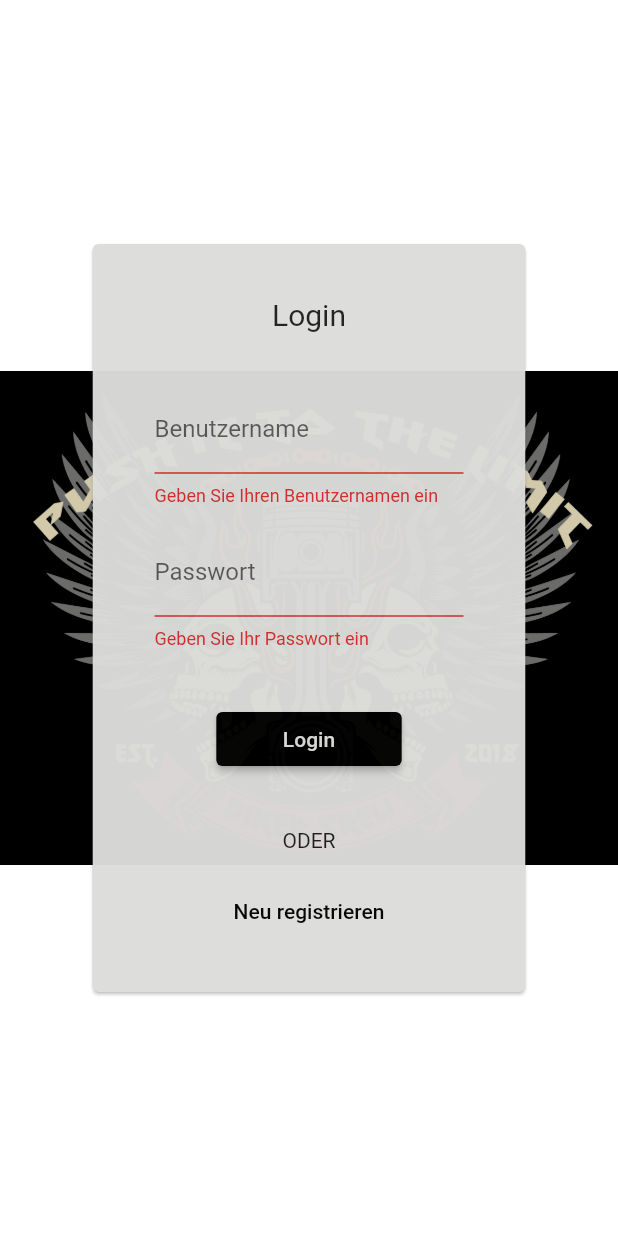
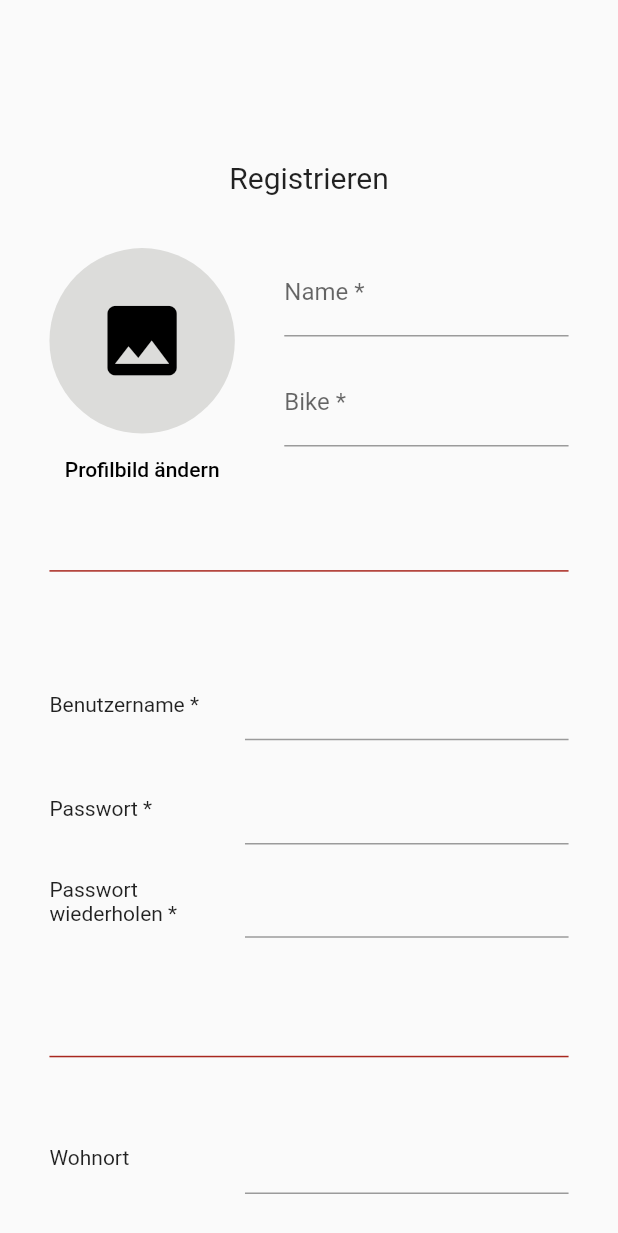
Before and after one commit to pythonite42/Push_It_To_The_Limit, a Flutter app: the screen it shows after launch, after a tap on "Login", after a tap on "Neu registrieren", on a phone screen of 412 x 824 dp. Shown: the top 1233 px of the screen. Run offline on Flutter 3.47's test engine with Material 2 defaults, Android fonts, the phone set to English and light mode, and no system bars; our stand-ins replace image_picker, shared_preferences.

Commit message:
register

```diff
--- a/lib/global/drawer.dart
+++ b/lib/global/drawer.dart
@@ -37,6 +37,7 @@ class MyDrawer extends StatelessWidget {
                           SharedPreferences prefs =
                               await SharedPreferences.getInstance();
                           prefs.setBool('isLoggedIn', false);
+                          prefs.setString('username', "");
                           Navigator.pushNamed(context, '/login');
                         },
                         child: Text(
--- a/lib/login.dart
+++ b/lib/login.dart
@@ -25,7 +25,11 @@ class _LoginState extends State<Login> {
       )),
       Scaffold(
           backgroundColor: Colors.transparent,
-          body: Center(
+          body: GestureDetector(
+            onTap: () {
+              FocusScope.of(context).requestFocus(new FocusNode());
+            },
+            child: Center(
                 child: Opacity(
                     opacity: 0.97,
                     child: Card(
@@ -50,7 +54,7 @@ class _LoginState extends State<Login> {
                               ),
                               validator: (value) {
                                 if (value == null || value.isEmpty) {
-                              return 'Geben Sie Ihren Benutzernamen ein';
+                                  return 'Gib deinen Benutzernamen ein';
                                 }
                                 return null;
                               },
@@ -67,7 +71,7 @@ class _LoginState extends State<Login> {
                               ),
                               validator: (value) {
                                 if (value == null || value.isEmpty) {
-                              return 'Geben Sie Ihr Passwort ein';
+                                  return 'Gib dein Passwort ein';
                                 }
                                 return null;
                               },
@@ -79,17 +83,16 @@ class _LoginState extends State<Login> {
                             ),
                             SpaceH(),
                             ConstrainedBox(
-                          constraints:
-                              BoxConstraints(minWidth: MySize(context).w * 0.3),
+                              constraints: BoxConstraints(
+                                  minWidth: MySize(context).w * 0.3),
                               child: ElevatedButton(
                                   onPressed: () async {
                                     if (formKey.currentState!.validate()) {
                                       formKey.currentState?.save();
-                                  log("username: $username");
-                                  log("passwort: $password");
                                       SharedPreferences prefs =
                                           await SharedPreferences.getInstance();
                                       prefs.setBool('isLoggedIn', true);
+                                      prefs.setString('username', username);
                                       Navigator.pushNamed(context, '/home');
                                     }
                                   },
@@ -105,7 +108,8 @@ class _LoginState extends State<Login> {
                             TextButton(
                                 style: TextButton.styleFrom(
                                   padding: EdgeInsets.zero,
-                              tapTargetSize: MaterialTapTargetSize.shrinkWrap,
+                                  tapTargetSize:
+                                      MaterialTapTargetSize.shrinkWrap,
                                 ),
                                 onPressed: () {
                                   Navigator.pushNamed(context, '/register');
@@ -114,7 +118,7 @@ class _LoginState extends State<Login> {
                           ],
                         ),
                       ),
-                ))),
+                    )))),
           ))
     ]);
   }
--- a/lib/main.dart
+++ b/lib/main.dart
@@ -3,6 +3,7 @@ import 'package:pushit/colors.dart';
 import 'package:pushit/dm.dart';
 import 'package:pushit/login.dart';
 import 'package:pushit/main_layout.dart';
+import 'package:pushit/register.dart';
 import 'package:shared_preferences/shared_preferences.dart';
 
 void main() async {
@@ -37,6 +38,7 @@ class MyApp extends StatelessWidget {
         '/dm': (context) => DM(),
         '/home': (context) => HomePage(),
         '/login': (context) => Login(),
+        '/register': (context) => Register(),
       },
     );
   }
--- /dev/null
+++ b/lib/register.dart
@@ -0,0 +1,433 @@
+import 'dart:developer';
+import 'dart:typed_data';
+import 'package:flutter/material.dart';
+import 'package:flutter/services.dart';
+import 'package:image_picker/image_picker.dart';
+import 'package:pushit/colors.dart';
+import 'package:pushit/global/global_widgets.dart';
+import 'package:shared_preferences/shared_preferences.dart';
+import 'dart:io';
+//import 'package:image/image.dart' as img;
+
+class Register extends StatefulWidget {
+  const Register({Key? key}) : super(key: key);
+
+  @override
+  State<Register> createState() => _RegisterState();
+}
+
+class _RegisterState extends State<Register> {
+  final formKey = GlobalKey<FormState>();
+  String name = "";
+  String bike = "";
+  Uint8List image = Uint8List(0);
+  String username = "";
+  String password = "";
+  String wohnort = "";
+  DateTime geburtsjahr = DateTime(1900);
+  String fahrstil = "Keine Angabe";
+  String beschreibung = "";
+  String geschlecht = "Keine Angabe";
+  String insta = "";
+  bool showNoPicSelected = false;
+
+  @override
+  Widget build(BuildContext context) {
+    return Scaffold(
+        body: GestureDetector(
+            onTap: () {
+              FocusScope.of(context).requestFocus(new FocusNode());
+            },
+            child: Container(
+                padding: EdgeInsets.only(
+                    left: MySize(context).w * 0.08,
+                    right: MySize(context).w * 0.08,
+                    top: MySize(context).h * 0.1,
+                    bottom: MySize(context).h * 0.02),
+                child: SingleChildScrollView(
+                  child: Form(
+                    key: formKey,
+                    child: Column(
+                      crossAxisAlignment: CrossAxisAlignment.center,
+                      children: [
+                        SpaceH(),
+                        Text(
+                          "Registrieren",
+                          style: TextStyle(fontSize: 20),
+                        ),
+                        SpaceH(),
+                        Row(
+                          crossAxisAlignment: CrossAxisAlignment.start,
+                          children: [
+                            Column(children: [
+                              (image.isNotEmpty)
+                                  ? CircleAvatar(
+                                      radius: MySize(context).w * 0.15,
+                                      backgroundImage:
+                                          MemoryImage(image), //here
+                                    )
+                                  : CircleAvatar(
+                                      backgroundColor: lightGrey,
+                                      radius: MySize(context).w * 0.15,
+                                      child: Icon(
+                                        Icons.photo,
+                                        size: MySize(context).w * 0.15,
+                                        color: black,
+                                      ),
+                                    ),
+                              TextButton(
+                                  onPressed: () async {
+                                    final ImagePicker _picker = ImagePicker();
+
+                                    final XFile? pic = await _picker.pickImage(
+                                        source: ImageSource.gallery);
+                                    final path = pic?.path;
+                                    if (path == null) {
+                                      return;
+                                    }
+                                    File file = File(path);
+                                    Uint8List bytes = file.readAsBytesSync();
+                                    setState(() {
+                                      showNoPicSelected = false;
+                                      image = bytes;
+                                    });
+                                  },
+                                  child: Text("Profilbild ändern"))
+                            ]),
+                            SpaceW(0.08),
+                            Expanded(
+                                child: Column(children: [
+                              TextFormField(
+                                decoration: const InputDecoration(
+                                  labelText: 'Name *',
+                                ),
+                                validator: (value) {
+                                  if (value == null || value.isEmpty) {
+                                    return 'z.B. Kevin';
+                                  }
+                                  return null;
+                                },
+                                onSaved: (String? value) {
+                                  setState(() {
+                                    name = value ?? "";
+                                  });
+                                },
+                              ),
+                              SpaceH(0.02),
+                              TextFormField(
+                                decoration: const InputDecoration(
+                                  labelText: 'Bike *',
+                                ),
+                                validator: (value) {
+                                  if (value == null || value.isEmpty) {
+                                    return 'z.B. Kawasaki Z900';
+                                  }
+                                  return null;
+                                },
+                                onSaved: (String? value) {
+                                  setState(() {
+                                    bike = value ?? "";
+                                  });
+                                },
+                              )
+                            ]))
+                          ],
+                        ),
+                        if (showNoPicSelected)
+                          Column(
+                              crossAxisAlignment: CrossAxisAlignment.start,
+                              children: [
+                                SpaceH(),
+                                Text(
+                                  "Bitte wähle ein Profilbild aus",
+                                  textAlign: TextAlign.left,
+                                  style: TextStyle(
+                                      color: Theme.of(context)
+                                          .colorScheme
+                                          .secondary),
+                                ),
+                              ]),
+                        SpaceH(),
+                        Divider(
+                          thickness: 1,
+                          color: red,
+                        ),
+                        SpaceH(),
+                        Column(children: [
+                          SpaceH(0.03),
+                          RegisterRow(
+                            label: "Benutzername *",
+                            validator: (value) {
+                              if (value == null || value.isEmpty) {
+                                return 'Gib deinen Benutzernamen ein';
+                              }
+                              return null;
+                            },
+                            onSaved: (String? value) {
+                              setState(() {
+                                username = value ?? "";
+                              });
+                            },
+                          ),
+                          SpaceH(0.03),
+                          RegisterRow(
+                            label: "Passwort *",
+                            validator: (value) {
+                              if (value == null || value.isEmpty) {
+                                return 'Gib dein Passwort ein';
+                              }
+                              setState(() {
+                                password = value;
+                              });
+                              return null;
+                            },
+                            onSaved: (String? value) {
+                              setState(() {
+                                password = value ?? "";
+                              });
+                            },
+                          ),
+                          SpaceH(0.02),
+                          RegisterRow(
+                            label: 'Passwort wiederholen *',
+                            validator: (value) {
+                              if (value == null || value.isEmpty) {
+                                return 'Gib dein Passwort erneut ein';
+                              }
+
+                              if (value != password) {
+                                return 'Die Passwörter stimmen nicht überein';
+                              }
+                              return null;
+                            },
+                            onSaved: (String? value) {},
+                          ),
+                          SpaceH(0.1),
+                          Divider(
+                            thickness: 1,
+                            color: red,
+                          ),
+                          SpaceH(),
+                          RegisterRow(
+                            label: "Wohnort",
+                            onSaved: (String? value) {
+                              setState(() {
+                                wohnort = value ?? "";
+                              });
+                            },
+                          ),
+                          SpaceH(0.03),
+                          Row(
+                            mainAxisAlignment: MainAxisAlignment.spaceBetween,
+                            children: [
+                              Flexible(flex: 1, child: Text("Geburtsjahr")),
+                              Flexible(
+                                flex: 2,
+                                child: Padding(
+                                    padding: EdgeInsets.only(left: 15),
+                                    child: TextFormField(
+                                      keyboardType: TextInputType.number,
+                                      inputFormatters: [
+                                        FilteringTextInputFormatter.digitsOnly
+                                      ],
+                                      validator: (value) {
+                                        if (value == null || value.isEmpty) {
+                                          return null;
+                                        }
+                                        var valInt = int.parse(value);
+                                        if (valInt > DateTime.now().year ||
+                                            valInt < 1970) {
+                                          return "$value ist kein gültiges Geburtsdatum";
+                                        }
+                                      },
+                                      onSaved: (String? value) {
+                                        setState(() {
+                                          wohnort = value ?? "";
+                                        });
+                                      },
+                                    )),
+                              )
+                            ],
+                          ),
+                          SpaceH(0.03),
+                          Row(
+                            mainAxisAlignment: MainAxisAlignment.spaceBetween,
+                            children: [
+                              Flexible(flex: 1, child: Text("Fahrstil")),
+                              Flexible(
+                                  flex: 2,
+                                  child: Padding(
+                                      padding: EdgeInsets.only(left: 15),
+                                      child: DropdownButtonFormField(
+                                        value: fahrstil,
+                                        icon: const Icon(Icons.expand_more),
+                                        onChanged: (String? newValue) {
+                                          setState(() {
+                                            fahrstil = newValue!;
+                                          });
+                                        },
+                                        items: <String>[
+                                          "Keine Angabe",
+                                          "Rasant",
+                                          "Gemütlich",
+                                          "Anpassungsfähig"
+                                        ].map<DropdownMenuItem<String>>(
+                                            (String value) {
+                                          return DropdownMenuItem<String>(
+                                            value: value,
+                                            child: (value == "Keine Angabe")
+                                                ? Text(value,
+                                                    style: TextStyle(
+                                                        fontStyle:
+                                                            FontStyle.italic,
+                                                        color: grey))
+                                                : Text(value),
+                                          );
+                                        }).toList(),
+                                      )))
+                            ],
+                          ),
+                          SpaceH(0.03),
+                          Row(
+                            mainAxisAlignment: MainAxisAlignment.spaceBetween,
+                            //crossAxisAlignment: CrossAxisAlignment.start,
+                            children: [
+                              Flexible(flex: 1, child: Text("Beschreibung")),
+                              Flexible(
+                                flex: 2,
+                                child: Padding(
+                                    padding: EdgeInsets.only(left: 15),
+                                    child: TextFormField(
+                                      maxLines: 6,
+                                      decoration: InputDecoration(
+                                        labelText: "Schreibe etwas über dich",
+                                      ),
+                                      onSaved: (String? newValue) {
+                                        setState(() {
+                                          beschreibung = newValue!;
+                                        });
+                                      },
+                                    )),
+                              )
+                            ],
+                          ),
+                          SpaceH(0.03),
+                          Row(
+                            mainAxisAlignment: MainAxisAlignment.spaceBetween,
+                            children: [
+                              Flexible(flex: 1, child: Text("Geschlecht")),
+                              Flexible(
+                                  flex: 2,
+                                  child: Padding(
+                                      padding: EdgeInsets.only(left: 15),
+                                      child: DropdownButtonFormField(
+                                        value: geschlecht,
+                                        icon: const Icon(Icons.expand_more),
+                                        onChanged: (String? newValue) {
+                                          setState(() {
+                                            geschlecht = newValue!;
+                                          });
+                                        },
+                                        items: <String>[
+                                          "Keine Angabe",
+                                          "Weiblich",
+                                          "Männlich",
+                                          "Divers"
+                                        ].map<DropdownMenuItem<String>>(
+                                            (String value) {
+                                          return DropdownMenuItem<String>(
+                                            value: value,
+                                            child: (value == "Keine Angabe")
+                                                ? Text(value,
+                                                    style: TextStyle(
+                                                        fontStyle:
+                                                            FontStyle.italic,
+                                                        color: grey))
+                                                : Text(value),
+                                          );
+                                        }).toList(),
+                                      )))
+                            ],
+                          ),
+                          SpaceH(0.03),
+                          Row(
+                            mainAxisAlignment: MainAxisAlignment.spaceBetween,
+                            children: [
+                              Flexible(flex: 1, child: Text("Instagram")),
+                              Flexible(
+                                flex: 2,
+                                child: Padding(
+                                    padding: EdgeInsets.only(left: 15),
+                                    child: Row(children: [
+                                      Text("@ "),
+                                      Expanded(child: TextFormField(
+                                        onSaved: (String? newValue) {
+                                          setState(() {
+                                            insta = newValue!;
+                                          });
+                                        },
+                                      ))
+                                    ])),
+                              )
+                            ],
+                          ),
+                          SpaceH(),
+                          ConstrainedBox(
+                            constraints: BoxConstraints(
+                                minWidth: MySize(context).w * 0.3),
+                            child: ElevatedButton(
+                                onPressed: () async {
+                                  if (image.isEmpty) {
+                                    formKey.currentState!.validate();
+                                    setState(() {
+                                      showNoPicSelected = true;
+                                    });
+                                  } else {
+                                    if (formKey.currentState!.validate()) {
+                                      formKey.currentState?.save();
+                                      SharedPreferences prefs =
+                                          await SharedPreferences.getInstance();
+                                      prefs.setBool('isLoggedIn', true);
+                                      prefs.setString('username', username);
+                                      Navigator.pushNamed(context, '/home');
+                                    }
+                                  }
+                                },
+                                child: Text(
+                                  "Registrieren",
+                                  style: TextStyle(
+                                      color: Theme.of(context).cardColor),
+                                )),
+                          ),
+                          SpaceH()
+                        ])
+                      ],
+                    ),
+                  ),
+                ))));
+  }
+}
+
+class RegisterRow extends StatelessWidget {
+  const RegisterRow(
+      {Key? key, required this.label, this.validator, required this.onSaved})
+      : super(key: key);
+  final String label;
+  final FormFieldValidator<String>? validator;
+  final void Function(String?) onSaved;
+  @override
+  Widget build(BuildContext context) {
+    return Row(
+      mainAxisAlignment: MainAxisAlignment.spaceBetween,
+      children: [
+        Flexible(flex: 1, child: Text(label)),
+        Flexible(
+          flex: 2,
+          child: Padding(
+              padding: EdgeInsets.only(left: 15),
+              child: TextFormField(validator: validator, onSaved: onSaved)),
+        )
+      ],
+    );
+  }
+}
--- a/pubspec.yaml
+++ b/pubspec.yaml
@@ -35,6 +35,7 @@ dependencies:
   # Use with the CupertinoIcons class for iOS style icons.
   cupertino_icons: ^1.0.2
   shared_preferences: ^2.0.15
+  image_picker: ^0.8.5
 
 dev_dependencies:
   flutter_test:
```
Also changed, not shown: pubspec.lock, 1 other file. Lines whose indentation alone changed are shown as unchanged.
